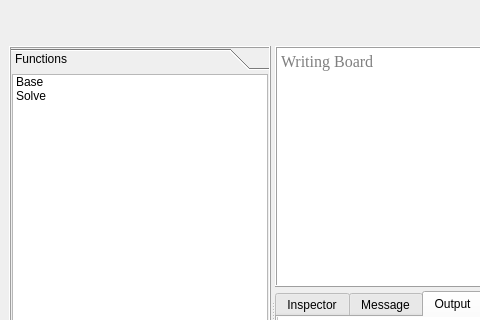
This is view/perfect.ui in docty/Matcox as Qt 5 draws it before an edit; both pictures show x 0 to 480 and y 0 to 320 of the 1053 by 583 pixel window. The edited form follows.
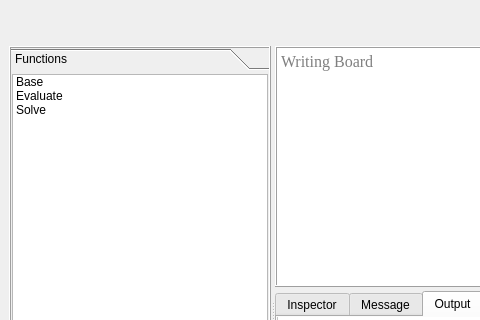
This is the edited form. The open tabs and pages were chosen to show the change. Icons and pictures are not drawn.

```diff
--- a/view/perfect.ui
+++ b/view/perfect.ui
@@ -148,7 +148,7 @@
          <rect>
           <x>0</x>
           <y>0</y>
-          <width>258</width>
+          <width>226</width>
           <height>363</height>
          </rect>
         </property>
@@ -199,6 +199,11 @@
              </brush>
             </property>
            </item>
+           <item>
+            <property name="text">
+             <string>Evaluate</string>
+            </property>
+           </item>
            <item>
             <property name="text">
              <string>Solve</string>
```
Left out of the diff: 4 changed lines with no effect on the pictures.
